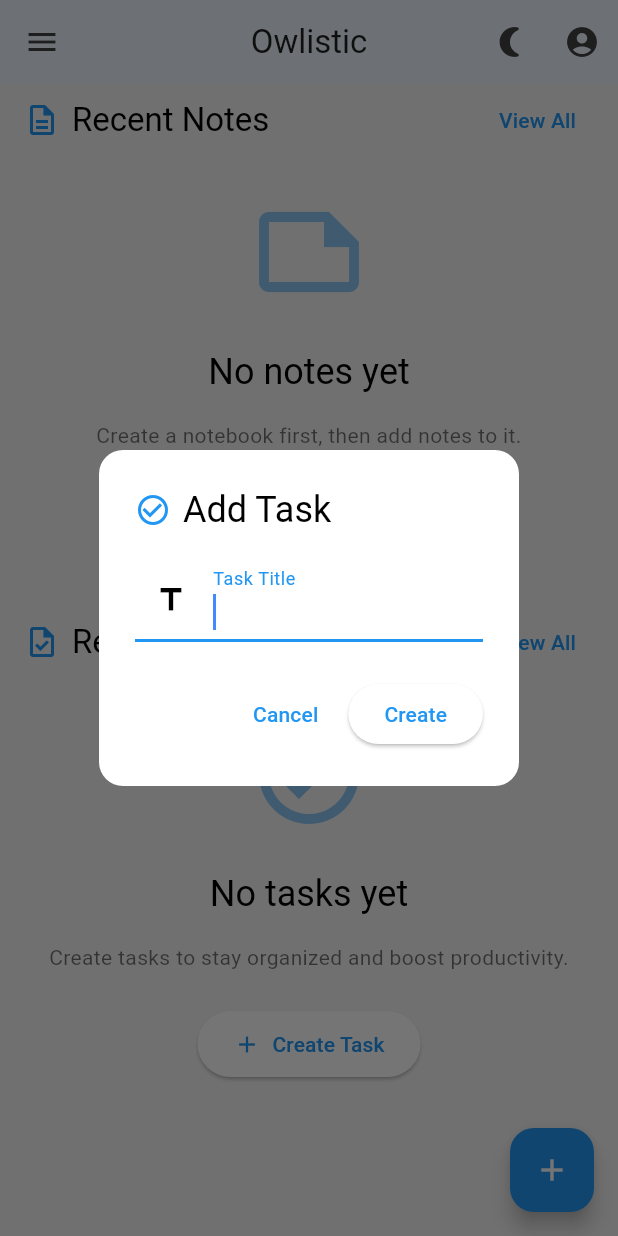
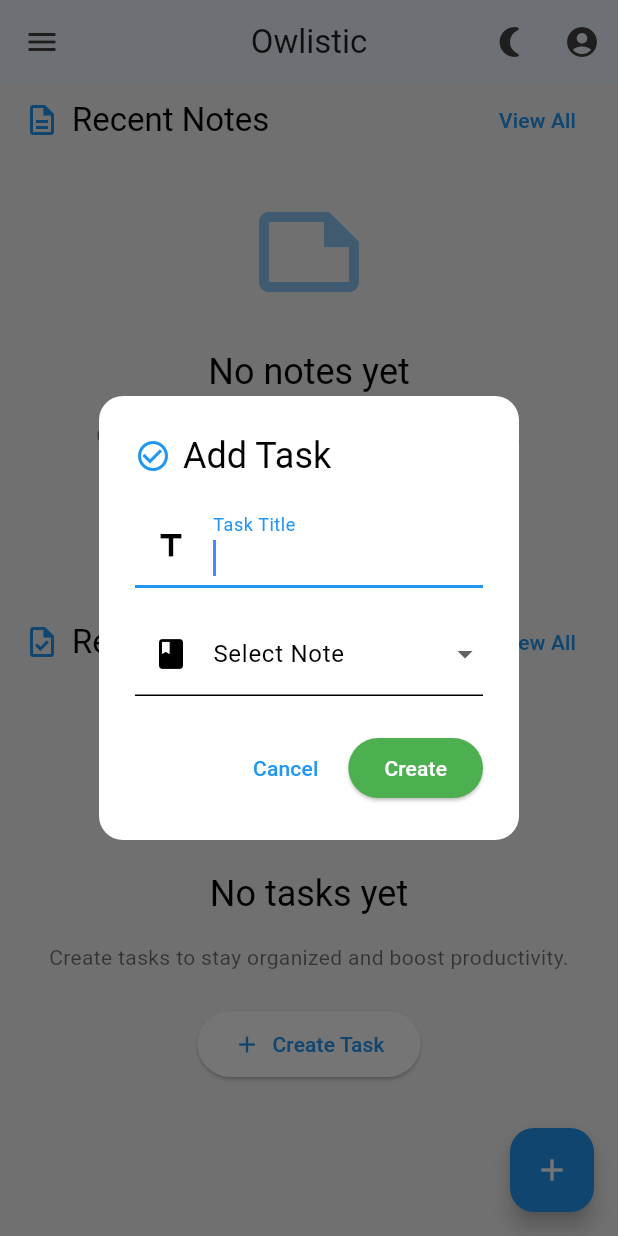
Before and after one commit to owlistic-notes/owlistic, a Flutter app: the HomeScreen screen opened by its route, scrolled down 521 dp, after a tap on "Create Task", on a phone screen of 412 x 824 dp. Run offline on Flutter 3.47's test engine with Material 3 defaults, Android fonts, the phone set to English and light mode, and no system bars; our stand-ins replace file_picker, flutter_secure_storage, go_router, ionicons, nested, share_plus and 1 more; missing offline and left inert: follow_the_leader, overlord, super_editor, super_editor_markdown; accounts and stored records are empty; statements that could not run were skipped.

Commit message:
Align home dialogs / buttons with other screens

```diff
--- a/src/frontend/lib/screens/home_screen.dart
+++ b/src/frontend/lib/screens/home_screen.dart
@@ -1,5 +1,6 @@
 import 'package:flutter/material.dart';
 import 'package:go_router/go_router.dart';
+import 'package:owlistic/core/theme.dart';
 import 'package:owlistic/utils/data_converter.dart';
 import 'package:provider/provider.dart';
 import 'package:owlistic/models/user.dart';
@@ -604,7 +605,7 @@ class _HomeScreenState extends State<HomeScreen> {
                     selectedNotebookId!,
                   );
 
-                  Navigator.pop(context);
+                  // Navigator.pop(context);
 
                   if (note != null) {
                     // Navigate to the new note
@@ -624,6 +625,7 @@ class _HomeScreenState extends State<HomeScreen> {
                 }
               }
             },
+            style: AppTheme.getSuccessButtonStyle(),
             child: const Text('Create'),
           ),
         ],
@@ -633,6 +635,12 @@ class _HomeScreenState extends State<HomeScreen> {
 
   void _showAddTaskDialog(BuildContext context) {
     final titleController = TextEditingController();
+
+    // Use HomeViewModel for notebooks
+    final homeViewModel = context.read<HomeViewModel>();
+    final notes = homeViewModel.recentNotes;
+
+    String? selectedNoteId;
 
     showDialog(
       context: context,
@@ -647,13 +655,44 @@ class _HomeScreenState extends State<HomeScreen> {
         shape: RoundedRectangleBorder(
           borderRadius: BorderRadius.circular(16),
         ),
-        content: TextField(
+        content: Column(
+          mainAxisSize: MainAxisSize.min,
+          children: [
+            TextField(
               controller: titleController,
               decoration: const InputDecoration(
                 labelText: 'Task Title',
                 prefixIcon: Icon(Icons.title),
               ),
               autofocus: true,
+            ),
+            const SizedBox(height: 16),
+            DropdownButtonFormField<String>(
+              decoration: const InputDecoration(
+                labelText: 'Select Note',
+                prefixIcon: Icon(Icons.book),
+              ),
+              value: selectedNoteId,
+              items: [
+                if (notes.isEmpty)
+                  const DropdownMenuItem(
+                    value: '',
+                    child: Text('No notes available'),
+                  ),
+                ...notes.map(
+                  (note) => DropdownMenuItem(
+                    value: note.id,
+                    child: Text(note.title),
+                  ),
+                ),
+              ],
+              onChanged: (value) {
+                setState(() {
+                  selectedNoteId = value;
+                });
+              },
+            ),
+          ],
         ),
         actions: [
           TextButton(
@@ -681,6 +720,7 @@ class _HomeScreenState extends State<HomeScreen> {
                 }
               }
             },
+            style: AppTheme.getSuccessButtonStyle(),
             child: const Text('Create'),
           ),
         ],
@@ -762,6 +802,7 @@ class _HomeScreenState extends State<HomeScreen> {
                 }
               }
             },
+            style: AppTheme.getSuccessButtonStyle(),
             child: const Text('Create'),
           ),
         ],
```
Lines whose indentation alone changed are shown as unchanged.
